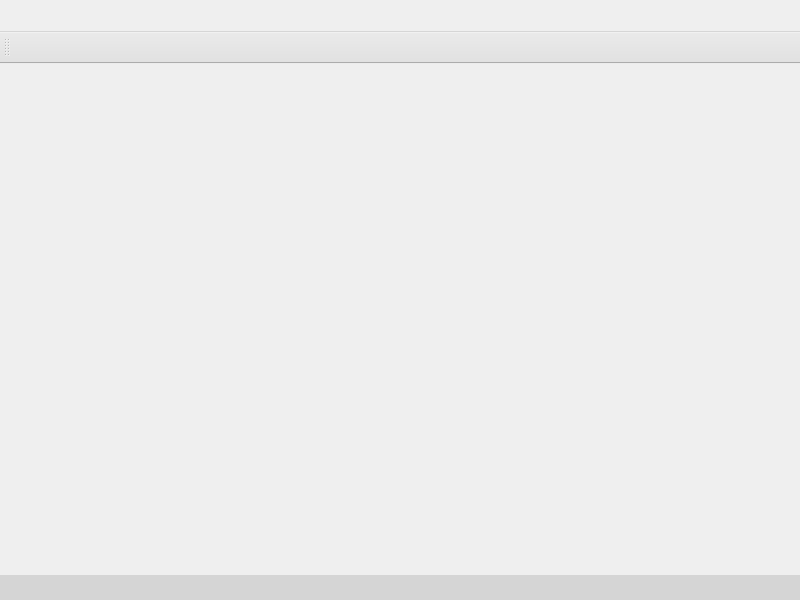
The window that programm/gui/ui/main_form.ui (zaswed76/cstat) describes before a commit, drawn with Qt 5.
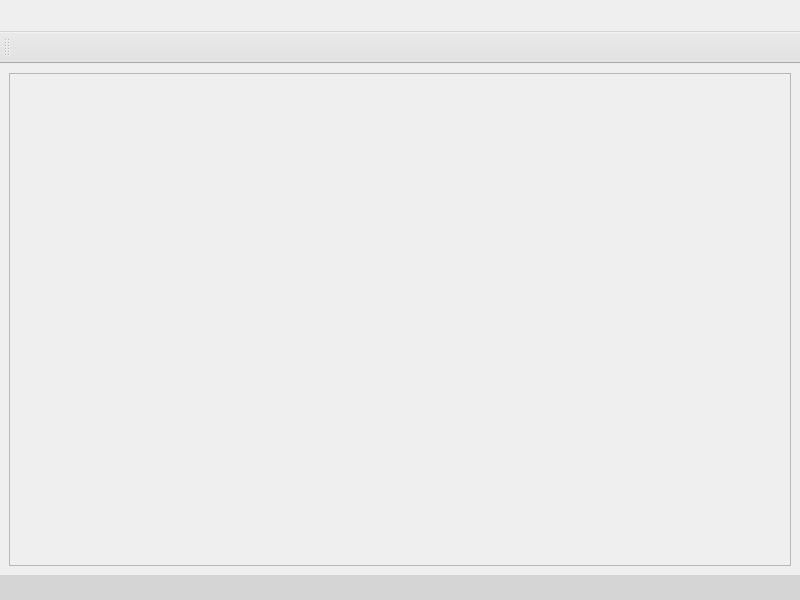
The same window after the commit.

Diff of the .ui file:
```diff
--- a/programm/gui/ui/main_form.ui
+++ b/programm/gui/ui/main_form.ui
@@ -13,7 +13,20 @@
   <property name="windowTitle">
    <string>MainWindow</string>
   </property>
-  <widget class="QWidget" name="centralwidget"/>
+  <widget class="QWidget" name="centralwidget">
+   <layout class="QVBoxLayout" name="verticalLayout">
+    <item>
+     <widget class="QFrame" name="central_Frame">
+      <property name="frameShape">
+       <enum>QFrame::StyledPanel</enum>
+      </property>
+      <property name="frameShadow">
+       <enum>QFrame::Raised</enum>
+      </property>
+     </widget>
+    </item>
+   </layout>
+  </widget>
   <widget class="QMenuBar" name="menubar">
    <property name="geometry">
     <rect>
```
